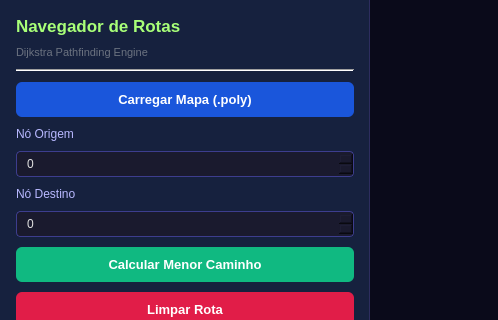
Old version of the form gui/mainwindow.ui in the repository MatheusSartin/TrabalhoAED2; both pictures show x 0 to 498 and y 0 to 320 of the 1280 by 900 pixel window.
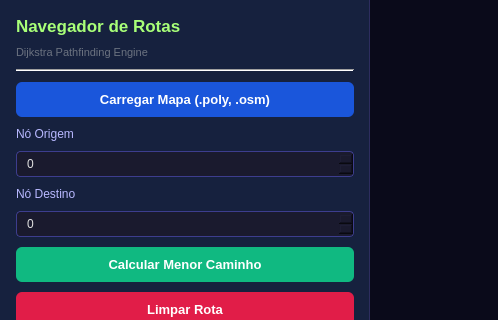
New version of the form. Custom widgets are drawn as their Qt base class.

Commit message: fix: corrigindo problemas menores

```diff
--- a/gui/mainwindow.ui
+++ b/gui/mainwindow.ui
@@ -129,7 +129,7 @@
 
        <item>
         <widget class="QPushButton" name="btnCarregarMapa">
-         <property name="text"><string>Carregar Mapa (.poly)</string></property>
+         <property name="text"><string>Carregar Mapa (.poly, .osm)</string></property>
          <property name="cursor"><cursorShape>PointingHandCursor</cursorShape></property>
         </widget>
        </item>
```
The commit also changes 1 other file.
